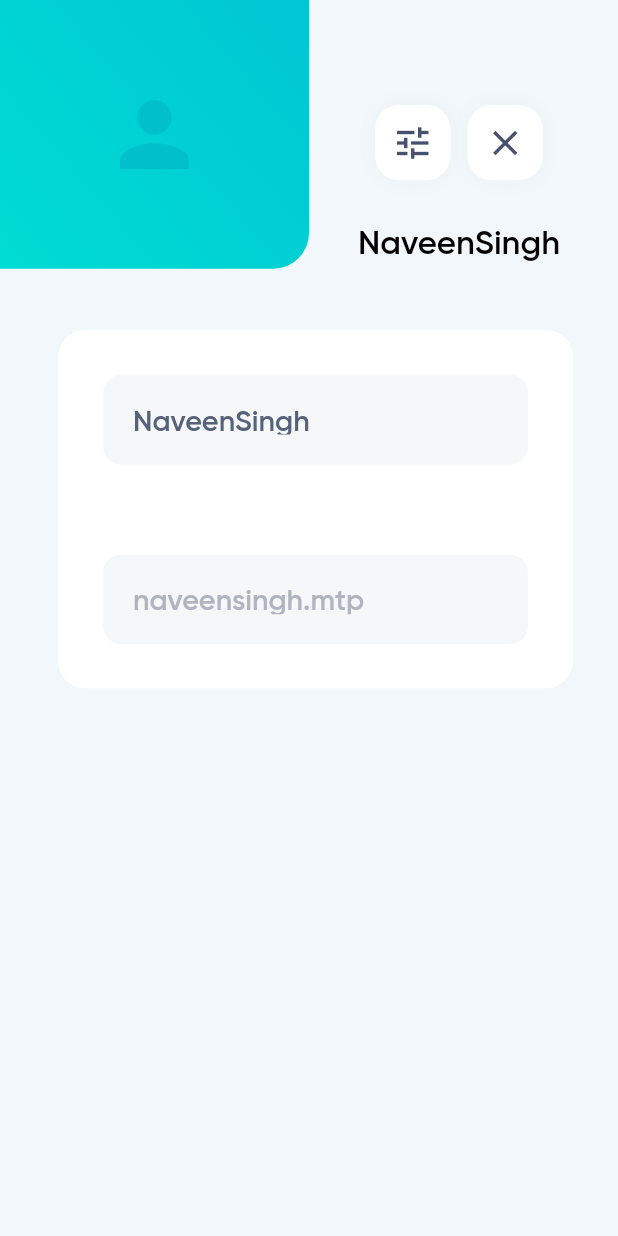
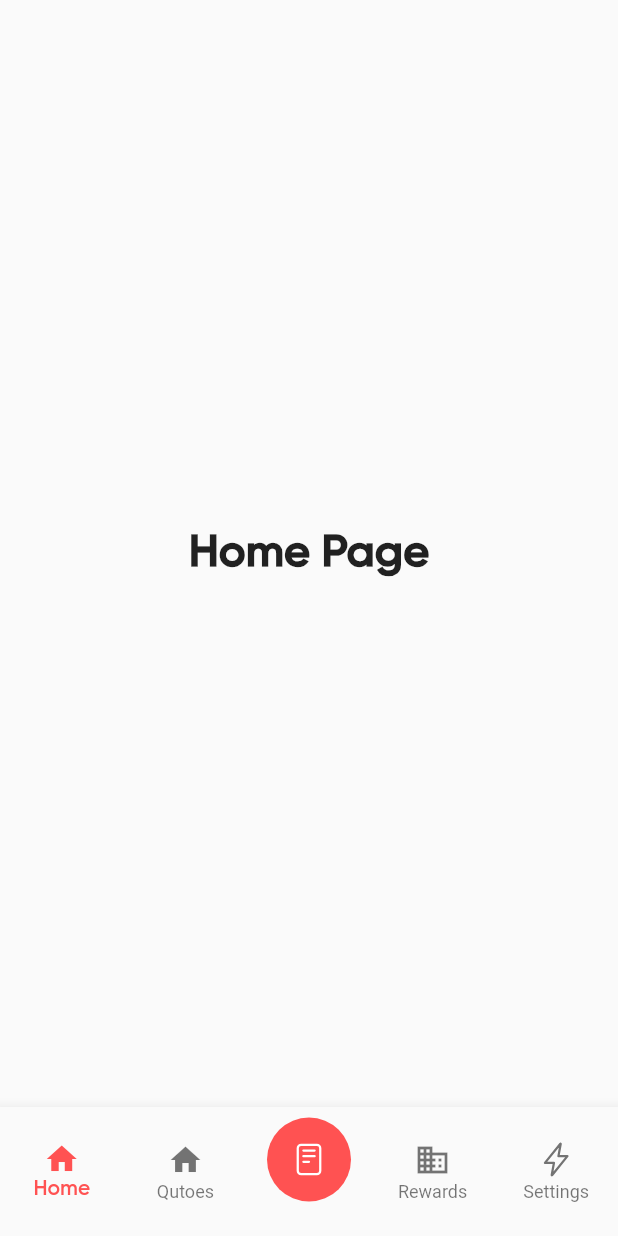
Before and after one commit to naveensinghp/flutter_quotesapp, a Flutter app: the screen it shows after launch, on a phone screen of 412 x 824 dp. Run offline on Flutter 3.47's test engine with Material 2 defaults, Android fonts, the phone set to English and light mode, and no system bars; our stand-ins replace flutter_screenutil, introduction_screen, ionicons.

Commit message:
Tried Bottommenu

```diff
--- /dev/null
+++ b/lib/pages/bottommenu.dart
@@ -0,0 +1,100 @@
+import 'package:flutter/material.dart';
+import 'package:flutter_quotegenerator/constant.dart';
+import 'package:flutter_screenutil/flutter_screenutil.dart';
+import 'package:ionicons/ionicons.dart';
+
+
+class BottomMenu extends StatefulWidget {
+  const BottomMenu({ Key? key }) : super(key: key);
+
+  @override
+  State<BottomMenu> createState() => _BottomMenuState();
+}
+
+class _BottomMenuState extends State<BottomMenu> {
+ int _selectedIndex = 0;
+  static const TextStyle optionStyle =
+      TextStyle(fontSize: 30,
+      fontFamily: gilroy,
+      fontWeight: FontWeight.bold);
+  static const List<Widget> _widgetOptions = <Widget>[
+    Text(
+      'Home Page',
+      style: optionStyle,
+    ),
+    Text(
+      'Qutoes',
+      style: optionStyle,
+    ),
+    Text(
+      'Todo',
+      style: optionStyle,
+    ),
+    Text(
+      'Rewards',
+      style: optionStyle,
+    ),
+    Text(
+      'Settings',
+      style: optionStyle,
+    ),
+  ];
+
+   void _onItemTapped(int index) {
+    setState(() {
+      _selectedIndex = index;
+    });
+  }
+
+  @override
+  Widget build(BuildContext context) {
+    // TODO: implement build
+    return Scaffold(
+
+      body: Center(
+        child: _widgetOptions.elementAt(_selectedIndex),
+      ),
+      bottomNavigationBar: BottomNavigationBar(
+        type: BottomNavigationBarType.fixed,
+        items: <BottomNavigationBarItem>[
+         const BottomNavigationBarItem(
+            icon: Icon(Icons.home),
+            label: 'Home',
+          ),
+          const BottomNavigationBarItem(
+            icon: Icon(Icons.home),
+            label: 'Qutoes',
+          ),
+          BottomNavigationBarItem(
+            icon: Container(
+              decoration: const BoxDecoration(
+                color: Colors.redAccent,
+                shape: BoxShape.circle,
+              ),
+              height: 56,
+              width: 56,
+              child: const Icon(
+                    Ionicons.reader_outline,
+                    color: Colors.white,
+                  ),
+            ),
+            label: '',
+          ),
+         const BottomNavigationBarItem(
+            icon: Icon(Icons.business),
+            label: 'Rewards',
+          ),
+          const BottomNavigationBarItem(
+            icon: Icon(Ionicons.flash_outline,
+            ),
+            label: 'Settings',
+          ),
+        ],
+        currentIndex: _selectedIndex,
+        selectedItemColor: Colors.redAccent,
+        onTap: _onItemTapped,
+        selectedLabelStyle: const TextStyle(fontFamily: gilroy),
+      ),
+    );
+  }
+}
--- a/lib/pages/home/homepage.dart
+++ b/lib/pages/home/homepage.dart
@@ -299,7 +299,7 @@ class _HomePageScreenState extends State<HomePageScreen> {
                           color:const Color(0xFF0a060a),
                         ),
                         SizedBox(height: 5.h,),
-                        Text('rewards',
+                        Text('ewards',
                         style: TextStyle(
                             fontSize: 14.sp,
                             fontFamily: lightfont,
--- a/lib/pages/splashscreen.dart
+++ b/lib/pages/splashscreen.dart
@@ -2,6 +2,7 @@ import 'package:flutter/material.dart';
 import 'package:flutter_quotegenerator/constant.dart';
 import 'package:flutter_screenutil/flutter_screenutil.dart';
 import 'package:introduction_screen/introduction_screen.dart';
+
 
 class SplashScreen extends StatelessWidget {
 List<PageViewModel> getPage(){
@@ -96,7 +97,6 @@ Widget testImg(){
 Widget screenOne(){
   return Stack(
         children: [
-
            Positioned(
               top: 150,
               right: -150,
```
Also changed, not shown: lib/main.dart (+56 -1 lines), assets/images/laptop.png (added).
